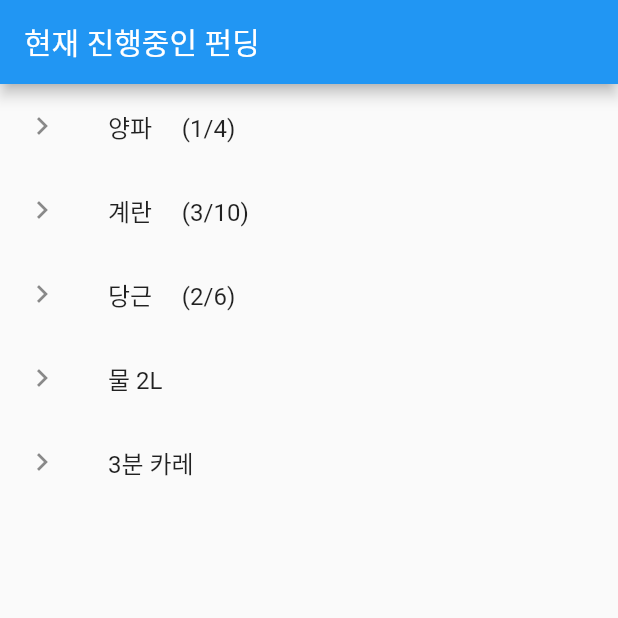
After one commit to imsmile2000/flutter, a Flutter app: the screen it shows after launch, in the side drawer, after a tap on "현재 진행 중인 펀딩", on a phone screen of 412 x 824 dp, the top half of it. The commit adds this screen. Run offline on Flutter 3.47's test engine with Material 2 defaults, Android fonts, the phone set to English and light mode, and no system bars.

Commit message:
파일 분리

```diff
--- /dev/null
+++ b/lib/pages/funding_list.dart
@@ -0,0 +1,41 @@
+import 'package:flutter/material.dart';
+
+/// 펀딩 리스트 페이지
+class FundingListPage extends StatelessWidget {
+  @override
+  Widget build(BuildContext context) {
+    final title = '현재 진행중인 펀딩';
+    return MaterialApp(
+      title: title,
+      home: Scaffold(
+        appBar: AppBar(
+          title: Text(title),
+        ),
+        body: ListView(
+          children: <Widget>[
+            ListTile(
+              leading: Icon(Icons.chevron_right),
+              title: Text('양파     (1/4)'),
+            ),
+            ListTile(
+              leading: Icon(Icons.chevron_right),
+              title: Text('계란     (3/10)'),
+            ),
+            ListTile(
+              leading: Icon(Icons.chevron_right),
+              title: Text('당근     (2/6)'),
+            ),
+            ListTile(
+              leading: Icon(Icons.chevron_right),
+              title: Text('물 2L'),
+            ),
+            ListTile(
+              leading: Icon(Icons.chevron_right),
+              title: Text('3분 카레'),
+            ),
+          ],
+        ),
+      ),
+    );
+  }
+}
--- /dev/null
+++ b/lib/pages/main.dart
@@ -0,0 +1,76 @@
+import 'package:flutter/material.dart';
+import 'package:flutter_app/pages/funding.dart';
+import 'package:flutter_app/pages/funding_list.dart';
+import 'package:flutter_app/pages/my_menu.dart';
+
+/// 메인 페이지
+class MainPage extends StatelessWidget {
+  MainPage({Key key, this.title}) : super(key: key);
+
+  final String title;
+
+  @override
+  Widget build(BuildContext context) {
+    return Scaffold(
+      appBar: AppBar(
+        title: Text('동내친구'),
+        centerTitle: true,
+        elevation: 0.0,
+      ),
+      drawer: Drawer(
+        child: ListView(
+          children: <Widget>[
+            ListTile(
+              leading: Icon(
+                Icons.attach_money,
+                color: Colors.grey[850],
+              ),
+              title: Text('현재 진행 중인 펀딩'),
+              onTap: () {
+                Navigator.push(
+                  context,
+                  MaterialPageRoute(
+                    builder: (context) => FundingListPage(),
+                  ),
+                );
+              },
+              trailing: Icon(Icons.arrow_forward_ios),
+            ),
+            ListTile(
+              leading: Icon(
+                Icons.bookmark_border,
+                color: Colors.grey[850],
+              ),
+              title: Text('펀딩 진행하기'),
+              onTap: () {
+                Navigator.push(
+                  context,
+                  MaterialPageRoute(
+                    builder: (context) => FundingPage(),
+                  ),
+                );
+              },
+              trailing: Icon(Icons.arrow_forward_ios),
+            ),
+            ListTile(
+              leading: Icon(
+                Icons.perm_identity,
+                color: Colors.grey[850],
+              ),
+              title: Text('my 메뉴'),
+              onTap: () {
+                Navigator.push(
+                  context,
+                  MaterialPageRoute(
+                    builder: (context) => MyMenuPage(),
+                  ),
+                );
+              },
+              trailing: Icon(Icons.arrow_forward_ios),
+            ),
+          ],
+        ),
+      ),
+    );
+  }
+}
```
Also changed, not shown: lib/main.dart (+3 -135 lines), lib/pages/funding.dart (added, +13 -0 lines), lib/pages/my_menu.dart (added, +13 -0 lines).
